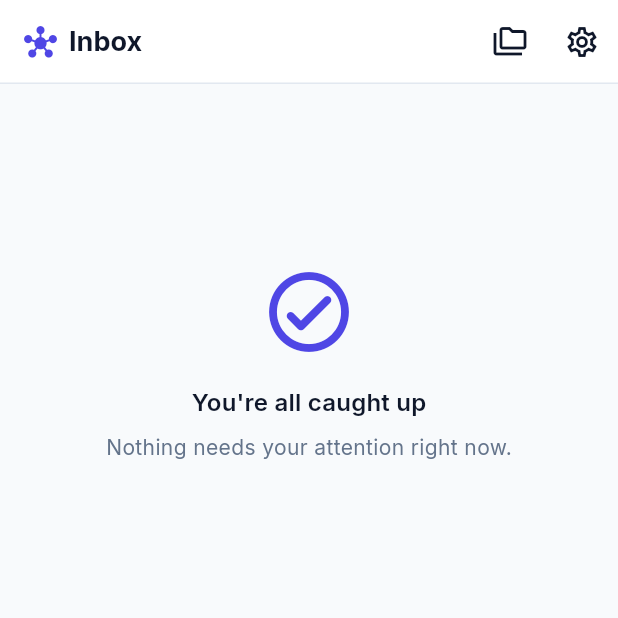
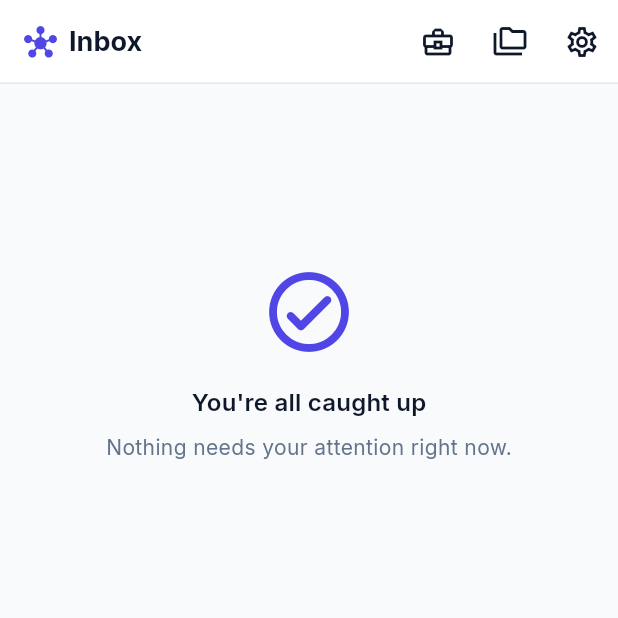
Before and after one commit to atefelsaeed/RepoSphere, a Flutter app: the InboxScreen screen opened by its route, on a phone screen of 412 x 824 dp, the top half of it. Run offline on Flutter 3.47's test engine with Material 3 defaults, Android fonts, the phone set to English and light mode, and no system bars; our stand-ins replace flutter_animate, flutter_highlight, flutter_markdown_plus, flutter_riverpod, flutter_secure_storage, go_router and 6 more; accounts and stored records are empty.

Commit message:
feat: client workspaces grouping accounts and orgs across providers
A workspace combines whole accounts and/or specific orgs/groups (e.g. one
GitHub login serving several clients). The Inbox filters by workspace and
tags each item with its client. Namespace rules beat account-wide rules.

Co-Authored-By: Claude Sonnet 5.5 <noreply@anthropic.com>

```diff
--- a/lib/core/router/app_router.dart
+++ b/lib/core/router/app_router.dart
@@ -25,6 +25,7 @@ import '../../features/repos/presentation/screens/repo_readme_screen.dart';
 import '../../features/repos/presentation/screens/repo_releases_screen.dart';
 import '../../features/repos/presentation/screens/gists_screen.dart';
 import '../../features/repos/presentation/screens/inbox_screen.dart';
+import '../../features/repos/presentation/screens/workspaces_screen.dart';
 import '../../features/repos/presentation/screens/repos_screen.dart';
 import '../../features/repos/presentation/screens/settings_screen.dart';
 
@@ -100,6 +101,11 @@ final routerProvider = Provider<GoRouter>((ref) {
         path: '/inbox',
         name: 'inbox',
         builder: (_, __) => const InboxScreen(),
+      ),
+      GoRoute(
+        path: '/workspaces',
+        name: 'workspaces',
+        builder: (_, __) => const WorkspacesScreen(),
       ),
       GoRoute(
         path: '/repos',
--- /dev/null
+++ b/lib/features/repos/domain/entities/workspace_entity.dart
@@ -0,0 +1,95 @@
+import 'inbox_item_entity.dart';
+
+/// Which part of a connected account belongs to a workspace.
+///
+/// [namespace] null → the whole account. Otherwise only repos under that
+/// owner/org/group (e.g. `acme-corp`), so one GitHub login can serve several
+/// clients.
+class WorkspaceRule {
+  final String connectionId;
+  final String? namespace;
+  const WorkspaceRule(this.connectionId, [this.namespace]);
+
+  bool get isSpecific => namespace != null && namespace!.isNotEmpty;
+
+  bool matches(InboxItem item) {
+    if (item.connectionId != connectionId) return false;
+    if (!isSpecific) return true;
+    return item.repoFullName
+        .toLowerCase()
+        .startsWith('${namespace!.toLowerCase()}/');
+  }
+
+  Map<String, dynamic> toJson() =>
+      {'c': connectionId, if (isSpecific) 'n': namespace};
+
+  static WorkspaceRule fromJson(Map<String, dynamic> j) =>
+      WorkspaceRule(j['c'] as String, j['n'] as String?);
+}
+
+/// A named group of accounts/orgs — typically one client.
+class Workspace {
+  final String id;
+  final String name;
+
+  /// ARGB colour value.
+  final int color;
+  final List<WorkspaceRule> rules;
+
+  const Workspace({
+    required this.id,
+    required this.name,
+    required this.color,
+    this.rules = const [],
+  });
+
+  Workspace copyWith({String? name, int? color, List<WorkspaceRule>? rules}) =>
+      Workspace(
+        id: id,
+        name: name ?? this.name,
+        color: color ?? this.color,
+        rules: rules ?? this.rules,
+      );
+
+  /// Strongest match for [item]: 2 = namespace rule, 1 = whole account, 0 = none.
+  int matchStrength(InboxItem item) {
+    var best = 0;
+    for (final r in rules) {
+      if (!r.matches(item)) continue;
+      if (r.isSpecific) return 2;
+      best = 1;
+    }
+    return best;
+  }
+
+  Map<String, dynamic> toJson() => {
+        'id': id,
+        'name': name,
+        'color': color,
+        'rules': rules.map((r) => r.toJson()).toList(),
+      };
+
+  static Workspace fromJson(Map<String, dynamic> j) => Workspace(
+        id: j['id'] as String,
+        name: j['name'] as String,
+        color: j['color'] as int,
+        rules: (j['rules'] as List? ?? const [])
+            .map((r) => WorkspaceRule.fromJson(r as Map<String, dynamic>))
+            .toList(),
+      );
+
+  /// The workspace [item] belongs to, or null (unassigned). A namespace rule
+  /// beats an account-wide rule; ties go to the earlier workspace in [all].
+  static Workspace? resolve(Iterable<Workspace> all, InboxItem item) {
+    Workspace? best;
+    var bestStrength = 0;
+    for (final w in all) {
+      final s = w.matchStrength(item);
+      if (s > bestStrength) {
+        best = w;
+        bestStrength = s;
+      }
+    }
+    return best;
+  }
+}
--- a/lib/features/repos/presentation/providers/inbox_provider.dart
+++ b/lib/features/repos/presentation/providers/inbox_provider.dart
@@ -3,6 +3,8 @@ import 'package:flutter_riverpod/flutter_riverpod.dart';
 import 'package:shared_preferences/shared_preferences.dart';
 import '../../data/git_provider_factory.dart';
 import '../../domain/entities/inbox_item_entity.dart';
+import '../../domain/entities/workspace_entity.dart';
+import 'workspaces_provider.dart';
 
 /// Snapshot of the inbox across all accounts.
 class InboxResult {
@@ -185,10 +187,19 @@ final visibleInboxProvider = Provider<AsyncValue<InboxResult>>((ref) {
 final filteredInboxProvider = Provider<AsyncValue<InboxResult>>((ref) {
   final conn = ref.watch(inboxConnectionFilterProvider);
   final reason = ref.watch(inboxReasonFilterProvider);
+  final wsFilter = ref.watch(inboxWorkspaceFilterProvider);
+  final workspaces = ref.watch(workspacesProvider);
+  bool inWorkspace(InboxItem i) {
+    if (wsFilter == null) return true;
+    final w = Workspace.resolve(workspaces, i);
+    return wsFilter == kUnassignedWorkspace ? w == null : w?.id == wsFilter;
+  }
+
   return ref.watch(visibleInboxProvider).whenData((r) => InboxResult(
         items: r.items
             .where((i) =>
                 (conn == null || i.connectionId == conn) &&
+                inWorkspace(i) &&
                 (reason == null || i.reasons.contains(reason)))
             .toList(),
         errors: r.errors,
--- a/lib/features/repos/presentation/screens/inbox_screen.dart
+++ b/lib/features/repos/presentation/screens/inbox_screen.dart
@@ -7,9 +7,11 @@ import 'package:url_launcher/url_launcher.dart';
 import '../../../../core/git/git_provider_type.dart';
 import '../../../auth/presentation/providers/connections_provider.dart';
 import '../../domain/entities/inbox_item_entity.dart';
+import '../../domain/entities/workspace_entity.dart';
 import '../../domain/repositories/git_provider.dart';
 import '../../data/git_provider_factory.dart';
 import '../providers/inbox_provider.dart';
+import '../providers/workspaces_provider.dart';
 import '../../../../shared/widgets/error_view.dart';
 
 /// Home screen: a prioritised "what needs me today" list across every
@@ -25,6 +27,8 @@ class InboxScreen extends ConsumerWidget {
     final connections = ref.watch(connectionsProvider).valueOrNull ?? const [];
     final filter = ref.watch(inboxConnectionFilterProvider);
     final reasonFilter = ref.watch(inboxReasonFilterProvider);
+    final workspaces = ref.watch(workspacesProvider);
+    final wsFilter = ref.watch(inboxWorkspaceFilterProvider);
 
     Future<void> refresh() async {
       final done = Completer<void>();
@@ -51,6 +55,11 @@ class InboxScreen extends ConsumerWidget {
         ),
         actions: [
           IconButton(
+            tooltip: 'Workspaces',
+            icon: const Icon(Icons.business_center_outlined),
+            onPressed: () => context.pushNamed('workspaces'),
+          ),
+          IconButton(
             tooltip: 'Repositories',
             icon: const Icon(Icons.folder_copy_outlined),
             onPressed: () => context.goNamed('repos'),
@@ -64,7 +73,25 @@ class InboxScreen extends ConsumerWidget {
       ),
       body: Column(
         children: [
-          if (connections.length > 1)
+          if (workspaces.isNotEmpty)
+            SizedBox(
+              height: 48,
+              child: ListView(
+                scrollDirection: Axis.horizontal,
+                padding: const EdgeInsets.symmetric(horizontal: 12),
+                children: [
+                  _wsChip(ref, 'All', null, wsFilter, null),
+                  for (final w in workspaces)
+                    _wsChip(ref, w.name, w.id, wsFilter, Color(w.color)),
+                  if (visible != null &&
+                      visible.items.any((i) =>
+                          Workspace.resolve(workspaces, i) == null))
+                    _wsChip(ref, 'Unassigned', kUnassignedWorkspace, wsFilter,
+                        null),
+                ],
+              ),
+            )
+          else if (connections.length > 1)
             SizedBox(
               height: 48,
               child: ListView(
@@ -132,6 +159,19 @@ class InboxScreen extends ConsumerWidget {
       ),
     );
   }
+
+  Widget _wsChip(WidgetRef ref, String label, String? id, String? selected,
+          Color? dot) =>
+      Padding(
+        padding: const EdgeInsets.only(right: 8, top: 6, bottom: 6),
+        child: ChoiceChip(
+          avatar: dot == null ? null : CircleAvatar(backgroundColor: dot, radius: 6),
+          label: Text(label),
+          selected: selected == id,
+          onSelected: (_) =>
+              ref.read(inboxWorkspaceFilterProvider.notifier).state = id,
+        ),
+      );
 
   Widget _reasonChip(WidgetRef ref, String label, InboxReason? reason,
           InboxReason? selected, int count) =>
@@ -202,6 +242,7 @@ class _InboxTile extends ConsumerWidget {
   Widget build(BuildContext context, WidgetRef ref) {
     final cs = Theme.of(context).colorScheme;
     final isPr = item.kind == InboxItemKind.pullRequest;
+    final ws = ref.watch(workspaceForItemProvider(item));
     final sep = isPr && item.provider == GitProviderType.gitlab ? '!' : '#';
     return ListTile(
       leading: Icon(
@@ -225,6 +266,17 @@ class _InboxTile extends ConsumerWidget {
               spacing: 6,
               runSpacing: 4,
               children: [
+                if (ws != null)
+                  Container(
+                    padding:
+                        const EdgeInsets.symmetric(horizontal: 8, vertical: 2),
+                    decoration: BoxDecoration(
+                      border: Border.all(color: Color(ws.color)),
+                      borderRadius: BorderRadius.circular(10),
+                    ),
+                    child: Text(ws.name,
+                        style: TextStyle(fontSize: 11, color: Color(ws.color))),
+                  ),
                 for (final r in item.reasons)
                   Container(
                     padding:
```
Also changed, not shown: lib/features/repos/presentation/providers/workspaces_provider.dart (added, +83 -0 lines), lib/features/repos/presentation/screens/workspaces_screen.dart (added, +333 -0 lines), 1 other file.
